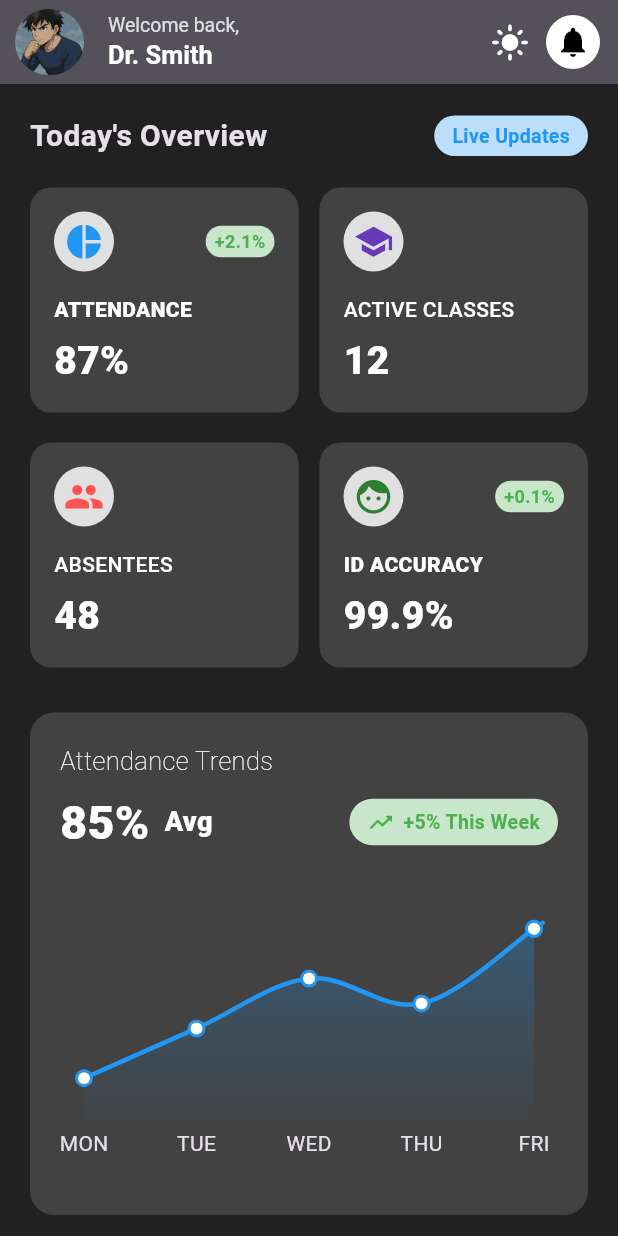
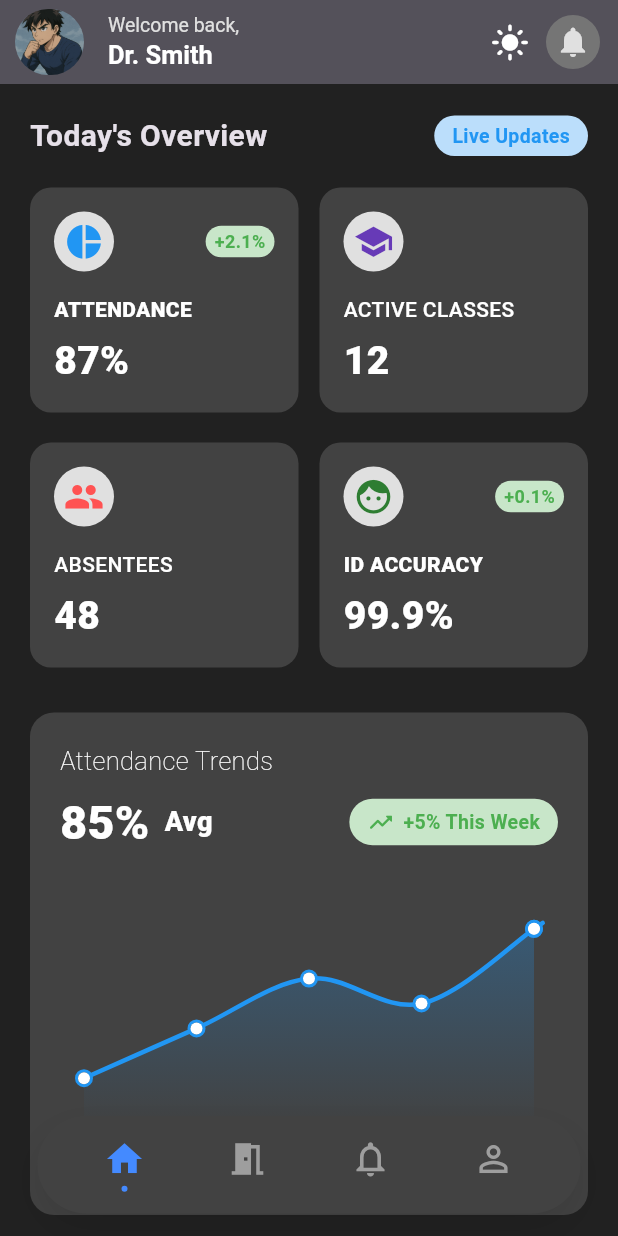
Before and after one commit to Shaurya0987/Ai-Face-Detection-Attendance-App, a Flutter app: the screen it shows after launch, after a tap on the "dark mode" icon, on a phone screen of 412 x 824 dp. Run offline on Flutter 3.47's test engine with Material 3 defaults, Android fonts, the phone set to English and light mode, and no system bars; drawn by our look-alikes of fl_chart; our stand-ins replace action_slider, google_fonts, table_calendar, timeline_tile.

Commit message:
Teacher DashBoard Profile Addded

```diff
--- a/lib/Screens/TeacherDashBoard/Components/AppBar.dart
+++ b/lib/Screens/TeacherDashBoard/Components/AppBar.dart
@@ -62,10 +62,10 @@ class TeacherAppBar extends StatelessWidget
           padding: const EdgeInsets.only(right: 12),
           child: CircleAvatar(
             radius: 18,
-            backgroundColor: themeProvider.isDark?Colors.white:Colors.grey.shade200,
-            child: const Icon(
+            backgroundColor: themeProvider.isDark?Colors.grey.shade600:Colors.white,
+            child: Icon(
               Icons.notifications,
-              color: Colors.black,
+              color: themeProvider.isDark?Colors.grey.shade300:Colors.black,
             ),
           ),
         ),
--- a/lib/Screens/TeacherDashBoard/TeacherDashBoard.dart
+++ b/lib/Screens/TeacherDashBoard/TeacherDashBoard.dart
@@ -143,7 +143,7 @@ class _TeacherDashboardState extends State<TeacherDashboard> {
               ),
               RecentActivityContainer(),
 
-              SizedBox(height: 50),
+              SizedBox(height: 150),
             ],
           ),
         ),
--- /dev/null
+++ b/lib/Screens/Teacher_BottomNavigationBar/BottomNavigationBar.dart
@@ -0,0 +1,111 @@
+import 'package:facedetectionapp/Provider/ThemeProvider.dart';
+import 'package:facedetectionapp/Screens/TeacherDashBoard/TeacherDashBoard.dart';
+import 'package:facedetectionapp/Screens/Teacher_BottomNavigationBar/ClassesScreen/ClassesScreen.dart';
+import 'package:facedetectionapp/Screens/Teacher_BottomNavigationBar/NotificationScreen/NotificationScreen.dart';
+import 'package:facedetectionapp/Screens/Teacher_BottomNavigationBar/ProfileScreen/ProfileScreen.dart';
+import 'package:flutter/material.dart';
+import 'package:provider/provider.dart';
+
+class TeacherBottomNavigationBarr extends StatefulWidget {
+  const TeacherBottomNavigationBarr({super.key});
+
+  @override
+  State<TeacherBottomNavigationBarr> createState() => _TeacherBottomNavigationBarrState();
+}
+
+class _TeacherBottomNavigationBarrState extends State<TeacherBottomNavigationBarr> {
+  int _currentIndex = 0;
+
+  // Using a list of widgets for our screens
+  final List<Widget> _screens = const [
+    TeacherDashboard(),
+    TeacherClassesScreen(),
+    TeacherNotificationScreen(),
+    TeacherProfileScreen()
+  ];
+
+  @override
+  Widget build(BuildContext context) {
+    final themeProvider = context.watch<ThemeProvider>();
+    return Scaffold(
+      backgroundColor: themeProvider.isDark?Colors.grey.shade900:Colors.grey.shade100,
+      // extendBody allows the floating nav bar to sit "over" the content
+      extendBody: true,
+
+      // IndexedStack preserves the state of each page (scroll position, etc.)
+      body: IndexedStack(
+        index: _currentIndex,
+        children: _screens,
+      ),
+
+      bottomNavigationBar: SafeArea(
+        child: Padding(
+          // Horizontal padding creates the "floating" width effect
+          // Bottom padding keeps it away from the home indicator/edge
+          padding: const EdgeInsets.fromLTRB(25, 0, 25, 15),
+          child: Container(
+            height: 65,
+            decoration: BoxDecoration(
+              color: themeProvider.isDark?Colors.grey.shade800:Colors.white,
+              borderRadius: BorderRadius.circular(35),
+              boxShadow: [
+                BoxShadow(
+                  color: Colors.black.withOpacity(0.1),
+                  blurRadius: 20,
+                  offset: const Offset(0, 10),
+                ),
+              ],
+            ),
+            child: Row(
+              mainAxisAlignment: MainAxisAlignment.spaceEvenly,
+              children: [
+                _navItem(Icons.home_outlined, Icons.home, 0),
+                _navItem(Icons.meeting_room_sharp, Icons.meeting_room_sharp, 1),
+                _navItem(Icons.notifications_none, Icons.notifications, 2),
+                _navItem(Icons.person_outline, Icons.person, 3),
+              ],
+            ),
+          ),
+        ),
+      ),
+    );
+  }
+
+  Widget _navItem(IconData inactiveIcon, IconData activeIcon, int index) {
+    final bool isActive = _currentIndex == index;
+
+    return GestureDetector(
+      behavior: HitTestBehavior.opaque,
+      onTap: () {
+        setState(() {
+          _currentIndex = index;
+        });
+      },
+      child: AnimatedContainer(
+        duration: const Duration(milliseconds: 200),
+        padding: const EdgeInsets.all(10),
+        child: Column(
+          mainAxisSize: MainAxisSize.min,
+          children: [
+            Icon(
+              isActive ? activeIcon : inactiveIcon,
+              size: 28,
+              color: isActive ? Colors.blueAccent : Colors.grey,
+            ),
+            // Optional: Small dot indicator under the active icon
+            AnimatedContainer(
+              duration: const Duration(milliseconds: 200),
+              margin: const EdgeInsets.only(top: 4),
+              height: 4,
+              width: isActive ? 4 : 0,
+              decoration: const BoxDecoration(
+                color: Colors.blueAccent,
+                shape: BoxShape.circle,
+              ),
+            )
+          ],
+        ),
+      ),
+    );
+  }
+}
--- /dev/null
+++ b/lib/Screens/Teacher_BottomNavigationBar/ClassesScreen/ClassesScreen.dart
@@ -0,0 +1,10 @@
+import 'package:flutter/material.dart';
+
+class TeacherClassesScreen extends StatelessWidget {
+  const TeacherClassesScreen({super.key});
+
+  @override
+  Widget build(BuildContext context) {
+    return const Placeholder();
+  }
+}
--- /dev/null
+++ b/lib/Screens/Teacher_BottomNavigationBar/NotificationScreen/NotificationScreen.dart
@@ -0,0 +1,10 @@
+import 'package:flutter/material.dart';
+
+class TeacherNotificationScreen extends StatelessWidget {
+  const TeacherNotificationScreen({super.key});
+
+  @override
+  Widget build(BuildContext context) {
+    return const Placeholder();
+  }
+}
--- /dev/null
+++ b/lib/Screens/Teacher_BottomNavigationBar/ProfileScreen/Components/AppBar.dart
@@ -0,0 +1,48 @@
+import 'package:facedetectionapp/Provider/ThemeProvider.dart';
+import 'package:flutter/material.dart';
+import 'package:provider/provider.dart';
+
+class AppBarOfProfile extends StatelessWidget
+    implements PreferredSizeWidget {
+  const AppBarOfProfile({super.key});
+
+  @override
+  Widget build(BuildContext context) {
+    final themeProvider = context.watch<ThemeProvider>();
+    return AppBar(
+      elevation: 5,
+      backgroundColor: themeProvider.isDark?Colors.grey.shade800:Colors.grey.shade50,
+      title: Text(
+        "Teacher Profile",
+        style: TextStyle(
+          color: themeProvider.isDark?Colors.white:Colors.black,
+          fontWeight: FontWeight.bold,
+        ),
+      ),
+      actions: [
+        Padding(
+          padding: const EdgeInsets.only(right: 12),
+          child: GestureDetector(
+            onTap: () {
+
+            },
+            child: const Center(
+              child: Text(
+                "Edit Profile",
+                style: TextStyle(
+                  color: Colors.blue,
+                  fontSize: 15,
+                  fontWeight: FontWeight.w500,
+                ),
+              ),
+            ),
+          ),
+        ),
+      ],
+      iconTheme: const IconThemeData(color: Colors.black),
+    );
+  }
+
+  @override
+  Size get preferredSize => const Size.fromHeight(kToolbarHeight);
+}
--- /dev/null
+++ b/lib/Screens/Teacher_BottomNavigationBar/ProfileScreen/Components/ContactInformationContainer.dart
@@ -0,0 +1,51 @@
+import 'package:flutter/material.dart';
+
+/// PRIVATE REUSABLE TILE
+class Contactinformationcontainer extends StatelessWidget {
+  final IconData icon;
+  final String title;
+  final String value;
+  final IconData trailingIcon;
+  final bool bold;
+
+  const Contactinformationcontainer({
+    required this.icon,
+    required this.title,
+    required this.value,
+    required this.trailingIcon,
+    this.bold = false,
+  });
+
+  @override
+  Widget build(BuildContext context) {
+    return ListTile(
+      dense: true,
+      contentPadding: EdgeInsets.zero,
+      leading: Icon(
+        icon,
+        color: Colors.grey,
+        size: 26,
+      ),
+      title: Text(
+        title,
+        style: TextStyle(
+          color: Colors.grey.shade600,
+          fontSize: 13,
+        ),
+      ),
+      subtitle: Text(
+        value,
+        style: TextStyle(
+          color: Colors.black,
+          fontSize: 14,
+          fontWeight: bold ? FontWeight.w600 : FontWeight.w500,
+        ),
+      ),
+      trailing: Icon(
+        trailingIcon,
+        color: Colors.blue.shade600,
+        size: 18,
+      ),
+    );
+  }
+}
--- /dev/null
+++ b/lib/Screens/Teacher_BottomNavigationBar/ProfileScreen/Components/ListTileWidget.dart
@@ -0,0 +1,48 @@
+import 'package:facedetectionapp/Provider/ThemeProvider.dart';
+import 'package:flutter/material.dart';
+import 'package:provider/provider.dart';
+
+class ListTileWidget extends StatelessWidget {
+  final String title;
+  final String subtitle;
+  final IconData leadingIcon;
+  final IconData trailingIcon;
+  final Color leadingIconColor;
+  final Color trailingIconColor;
+  final bool boldText;
+  const ListTileWidget({
+    super.key,
+    required this.title,
+    required this.subtitle,
+    required this.leadingIcon,
+    required this.trailingIcon,
+    required this.leadingIconColor,
+    required this.trailingIconColor,
+    required this.boldText,
+  });
+
+  @override
+  Widget build(BuildContext context) {
+    final themeProvider = context.watch<ThemeProvider>();
+    return ListTile(
+      dense: true,
+      contentPadding: EdgeInsets.zero,
+      leading: Icon(leadingIcon, color: leadingIconColor, size: 25),
+      title: Text(
+        title,
+        style: TextStyle(
+          color: themeProvider.isDark?Colors.grey.shade300:boldText ? Colors.grey.shade600 : Colors.grey.shade600,
+          fontSize: 13,
+        ),
+      ),
+      subtitle: Text(
+        subtitle,
+        style: TextStyle(
+          color: themeProvider.isDark?Colors.grey.shade500:boldText ? Colors.black : Colors.amber,
+          fontSize: 14,
+        ),
+      ),
+      trailing: Icon(trailingIcon, color: trailingIconColor, size: 21),
+    );
+  }
+}
--- /dev/null
+++ b/lib/Screens/Teacher_BottomNavigationBar/ProfileScreen/Components/ProfileHeader.dart
@@ -0,0 +1,104 @@
+import 'package:facedetectionapp/Provider/ThemeProvider.dart';
+import 'package:flutter/material.dart';
+import 'package:provider/provider.dart';
+
+class profileHeader extends StatelessWidget {
+  const profileHeader({
+    super.key,
+  });
+
+  @override
+  Widget build(BuildContext context) {
+    final themeProvider = context.watch<ThemeProvider>();
+    return Column(
+      children: [
+        Padding(
+          padding: const EdgeInsets.only(top: 20, bottom: 12),
+          child: Center(
+            child: Container(
+              height: 120,
+              width: 120,
+              decoration: BoxDecoration(
+                borderRadius: BorderRadius.circular(60),
+              ),
+              child: ClipRRect(
+                borderRadius: BorderRadiusGeometry.circular(60),
+                child: Image(
+                  image: AssetImage(
+                    "Assets/ChatGPT Image Nov 13, 2025, 06_59_40 PM.png",
+                  ),
+                ),
+              ),
+            ),
+          ),
+        ),
+        Text(
+          "Dr Sarah Smith",
+          style: TextStyle(
+            fontSize: 23,
+            color: themeProvider.isDark?Colors.white:Colors.black,
+            fontWeight: FontWeight.bold,
+          ),
+        ),
+        Text(
+          "Associate Professor",
+          style: TextStyle(color: themeProvider.isDark?Colors.grey.shade400:Colors.grey.shade600, fontSize: 15),
+        ),
+        Text(
+          "Department of Computer Science",
+          style: TextStyle(color: themeProvider.isDark?Colors.grey.shade300:Colors.grey, fontSize: 15),
+        ),
+        SizedBox(height: 10),
+        Row(
+          mainAxisAlignment: MainAxisAlignment.center,
+          children: [
+            Container(
+              padding: EdgeInsets.symmetric(vertical: 3, horizontal: 4),
+              decoration: BoxDecoration(
+                color: Colors.blue.shade100,
+                borderRadius: BorderRadius.circular(7),
+              ),
+              child: Text(
+                "ID: FAC-2023-009",
+                style: TextStyle(
+                  color: Colors.blue.shade900,
+                  fontSize: 12,
+                  fontWeight: FontWeight.bold,
+                ),
+              ),
+            ),
+            SizedBox(width: 20),
+            Row(
+              children: [
+                Container(
+                  padding: EdgeInsets.symmetric(
+                    vertical: 3,
+                    horizontal: 4,
+                  ),
+                  decoration: BoxDecoration(
+                    color: Colors.green.shade100,
+                    borderRadius: BorderRadius.circular(7),
+                  ),
+                  child: Row(
+                    children: [
+                      Icon(Icons.circle, color: Colors.green, size: 10),
+                      SizedBox(width: 2),
+                      Text(
+                        "Active",
+                        style: TextStyle(
+                          color: Colors.green.shade900,
+                          fontSize: 12,
+                          fontWeight: FontWeight.bold,
+                        ),
+                      ),
+                    ],
+                  ),
+                ),
+              ],
+            ),
+          ],
+        ),
+      ],
+    );
+  }
+}
--- /dev/null
+++ b/lib/Screens/Teacher_BottomNavigationBar/ProfileScreen/Components/TextContainer.dart
@@ -0,0 +1,47 @@
+import 'package:facedetectionapp/Provider/ThemeProvider.dart';
+import 'package:flutter/material.dart';
+import 'package:provider/provider.dart';
+
+class TextContainer extends StatelessWidget {
+  final String value;
+  final String title;
+  const TextContainer({
+    super.key, required this.value, required this.title,
+  });
+
+  @override
+  Widget build(BuildContext context) {
+    final themeProvider = context.watch<ThemeProvider>();
+    return Container(
+      width: 100,
+      height: 90,
+      decoration: BoxDecoration(
+        color: themeProvider.isDark?Colors.grey.shade800:Colors.white,
+        borderRadius: BorderRadius.circular(16),
+        boxShadow: [
+          BoxShadow(
+            blurRadius: 1,
+            color: Colors.black,
+            spreadRadius: 1,
+            blurStyle: BlurStyle.outer,
+            // offset: Offset(-12, 12)
+          )
+        ]
+      ),
+      child: Column(
+        mainAxisAlignment: MainAxisAlignment.center,
+        children: [
+          Text(value,style: TextStyle(
+            fontSize: 24,
+            fontWeight: FontWeight.bold,
+            color: themeProvider.isDark?Colors.white:Colors.black
+          ),),
+          Text(title,style: TextStyle(
+            fontSize: 13,
+            color: themeProvider.isDark?Colors.grey.shade300:Colors.grey
+          ),)
+        ],
+      ),
+    );
+  }
+}
--- /dev/null
+++ b/lib/Screens/Teacher_BottomNavigationBar/ProfileScreen/ProfileScreen.dart
@@ -0,0 +1,292 @@
+import 'package:facedetectionapp/Provider/ThemeProvider.dart';
+import 'package:facedetectionapp/Screens/Teacher_BottomNavigationBar/ProfileScreen/Components/AppBar.dart';
+import 'package:facedetectionapp/Screens/Teacher_BottomNavigationBar/ProfileScreen/Components/ListTileWidget.dart';
+import 'package:facedetectionapp/Screens/Teacher_BottomNavigationBar/ProfileScreen/Components/ProfileHeader.dart';
+import 'package:facedetectionapp/Screens/Teacher_BottomNavigationBar/ProfileScreen/Components/TextContainer.dart';
+import 'package:flutter/material.dart';
+import 'package:flutter/cupertino.dart';
+import 'package:provider/provider.dart';
+
+class TeacherProfileScreen extends StatelessWidget {
+  const TeacherProfileScreen({super.key});
+
+  @override
+  Widget build(BuildContext context) {
+    final themeProvider = context.watch<ThemeProvider>();
+
+    return Scaffold(
+      backgroundColor: themeProvider.isDark
+          ? Colors.grey.shade900
+          : Colors.grey.shade100,
+      appBar: const AppBarOfProfile(),
+      body: SingleChildScrollView(
+        child: Padding(
+          padding: const EdgeInsets.all(20.0),
+          child: Column(
+            crossAxisAlignment: CrossAxisAlignment.start,
+            children: [
+              /// PROFILE HEADER
+              profileHeader(),
+
+              /// STATS
+              Padding(
+                padding: const EdgeInsets.only(top: 25, bottom: 5),
+                child: Row(
+                  mainAxisAlignment: MainAxisAlignment.spaceEvenly,
+                  children: const [
+                    TextContainer(value: '5', title: 'CLASSES'),
+                    TextContainer(value: '142', title: 'STUDENTS'),
+                    TextContainer(value: '18', title: 'HRS/WK'),
+                  ],
+                ),
+              ),
+
+              /// CONTACT INFO TITLE
+              Padding(
+                padding: const EdgeInsets.symmetric(vertical: 15),
+                child: Text(
+                  "Contact Information",
+                  style: TextStyle(
+                    fontSize: 21,
+                    fontWeight: FontWeight.w900,
+                    color: themeProvider.isDark
+                        ? Colors.white
+                        : Colors.black,
+                  ),
+                ),
+              ),
+
+              /// CONTACT INFO CARD
+              Container(
+                width: double.infinity,
+                height: 210,
+                decoration: BoxDecoration(
+                  color: themeProvider.isDark
+                      ? Colors.grey.shade800
+                      : Colors.white,
+                  borderRadius: BorderRadius.circular(16),
+                ),
+                child: Padding(
+                  padding:
+                      const EdgeInsets.symmetric(horizontal: 15, vertical: 2),
+                  child: Column(
+                    children: [
+                      ListTileWidget(
+                        title: 'Email Address',
+                        subtitle: 'sarah.smith@college.edu',
+                        leadingIcon: Icons.email,
+                        trailingIcon: Icons.copy,
+                        leadingIconColor: themeProvider.isDark
+                            ? Colors.grey.shade300
+                            : Colors.grey,
+                        trailingIconColor: Colors.blue,
+                        boldText: true,
+                      ),
+                      const Divider(height: 3),
+                      ListTileWidget(
+                        title: 'Phone Number',
+                        subtitle: '+1 (555) 012-3456',
+                        leadingIcon: Icons.phone,
+                        trailingIcon: Icons.message,
+                        leadingIconColor: themeProvider.isDark
+                            ? Colors.grey.shade300
+                            : Colors.grey,
+                        trailingIconColor: Colors.blue,
+                        boldText: true,
+                      ),
+                      const Divider(height: 3),
+                      ListTileWidget(
+                        title: 'Office Location',
+                        subtitle: 'Building C, Room 304',
+                        leadingIcon: Icons.location_on,
+                        trailingIcon: Icons.landscape,
+                        leadingIconColor: themeProvider.isDark
+                            ? Colors.grey.shade300
+                            : Colors.grey,
+                        trailingIconColor: Colors.blue,
+                        boldText: true,
+                      ),
+                    ],
+                  ),
+                ),
+              ),
+
+              /// PREFERENCES TITLE
+              const Padding(
+                padding: EdgeInsets.symmetric(vertical: 15),
+                child: Text(
+                  "Preferences",
+                  style: TextStyle(
+                    fontWeight: FontWeight.bold,
+                    fontSize: 23,
+                  ),
+                ),
+              ),
+
+              /// PREFERENCES ITEMS
+              const PreferencesWidget(
+                text: "Notification Settings",
+                color: Colors.deepPurple,
+                leadingIcon: Icons.notifications,
+              ),
+
+              const PreferencesSwitchWidget(),
+
+              const PreferencesWidget(
+                text: "Privacy & Security",
+                color: Colors.blue,
+                leadingIcon: Icons.security,
+              ),
+
+              const PreferencesWidget(
+                text: "Help & Support",
+                color: Colors.deepOrange,
+                leadingIcon: Icons.help,
+              ),
+
+              const SizedBox(height: 100),
+            ],
+          ),
+        ),
+      ),
+    );
+  }
+}
+
+/// -----------------------------
+/// PREFERENCES NORMAL TILE
+/// -----------------------------
+class PreferencesWidget extends StatelessWidget {
+  final String text;
+  final MaterialColor color;
+  final IconData leadingIcon;
+
+  const PreferencesWidget({
+    super.key,
+    required this.text,
+    required this.color,
+    required this.leadingIcon,
+  });
+
+  @override
+  Widget build(BuildContext context) {
+    final themeProvider = context.watch<ThemeProvider>();
+
+    return Padding(
+      padding: const EdgeInsets.only(bottom: 15),
+      child: Container(
+        width: double.infinity,
+        height: 60,
+        decoration: BoxDecoration(
+          color: themeProvider.isDark
+              ? Colors.grey.shade800
+              : Colors.white,
+          borderRadius: BorderRadius.circular(16),
+        ),
+        child: Padding(
+          padding: const EdgeInsets.all(10.0),
+          child: Row(
+            mainAxisAlignment: MainAxisAlignment.spaceBetween,
+            children: [
+              Row(
+                children: [
+                  CircleAvatar(
+                    radius: 20,
+                    backgroundColor: color.shade50,
+                    child: Icon(
+                      leadingIcon,
+                      color: color,
+                    ),
+                  ),
+                  const SizedBox(width: 15),
+                  Text(
+                    text,
+                    style: TextStyle(
+                      color: themeProvider.isDark
+                          ? Colors.white
+                          : Colors.black,
+                      fontSize: 16,
+                      fontWeight: FontWeight.w900,
+                    ),
+                  ),
+                ],
+              ),
+              const Icon(
+                Icons.arrow_forward_ios,
+                color: Colors.grey,
+                size: 20,
+              ),
+            ],
+          ),
+        ),
+      ),
+    );
+  }
+}
+
+/// -----------------------------
+/// DARK MODE SWITCH (iOS STYLE)
+/// -----------------------------
+class PreferencesSwitchWidget extends StatelessWidget {
+  const PreferencesSwitchWidget({super.key});
+
+  @override
+  Widget build(BuildContext context) {
+    final themeProvider = context.watch<ThemeProvider>();
+
+    return Padding(
+      padding: const EdgeInsets.only(bottom: 15),
+      child: Container(
+        width: double.infinity,
+        height: 60,
+        decoration: BoxDecoration(
+          color: themeProvider.isDark
+              ? Colors.grey.shade800
+              : Colors.white,
+          borderRadius: BorderRadius.circular(16),
+        ),
+        child: Padding(
+          padding: const EdgeInsets.all(10.0),
+          child: Row(
+            mainAxisAlignment: MainAxisAlignment.spaceBetween,
+            children: [
+              Row(
+                children: [
+                  CircleAvatar(
+                    radius: 20,
+                    backgroundColor: themeProvider.isDark
+                        ? Colors.green.shade100
+                        : Colors.green.shade50,
+                    child: const Icon(
+                      Icons.dark_mode,
+                      color: Colors.green,
+                    ),
+                  ),
+                  const SizedBox(width: 15),
+                  Text(
+                    "Dark Mode",
+                    style: TextStyle(
+                      color: themeProvider.isDark
+                          ? Colors.white
+                          : Colors.black,
+                      fontSize: 16,
+                      fontWeight: FontWeight.w900,
+                    ),
+                  ),
+                ],
+              ),
+
+              CupertinoSwitch(
+                value: themeProvider.isDark,
+                activeColor: CupertinoColors.activeBlue,
+                onChanged: (value){
+                  themeProvider.toggleTheme();
+                },
+              ),
+            ],
+          ),
+        ),
+      ),
+    );
+  }
+}
--- a/lib/main.dart
+++ b/lib/main.dart
@@ -1,9 +1,6 @@
 import 'package:facedetectionapp/Provider/ThemeProvider.dart';
 import 'package:facedetectionapp/Provider/UserProvider.dart';
-import 'package:facedetectionapp/Screens/StudentDashBoard/StudentDashBoard.dart';
-import 'package:facedetectionapp/Screens/Student_BottomNavigationBar/BottomNavigationBar.dart';
-import 'package:facedetectionapp/Screens/Student_BottomNavigationBar/Screens/ClassesScreen/ClassesScreen.dart';
-import 'package:facedetectionapp/Screens/TeacherDashBoard/TeacherDashBoard.dart';
+import 'package:facedetectionapp/Screens/Teacher_BottomNavigationBar/BottomNavigationBar.dart';
 import 'package:flutter/material.dart';
 import 'package:provider/provider.dart';
 
@@ -40,7 +37,7 @@ class MyApp extends StatelessWidget {
 
       themeMode: themeProvider.isDark ? ThemeMode.dark : ThemeMode.light,
 
-      home: TeacherDashboard(),
+      home: TeacherBottomNavigationBarr(),
     );
   }
 }
```
